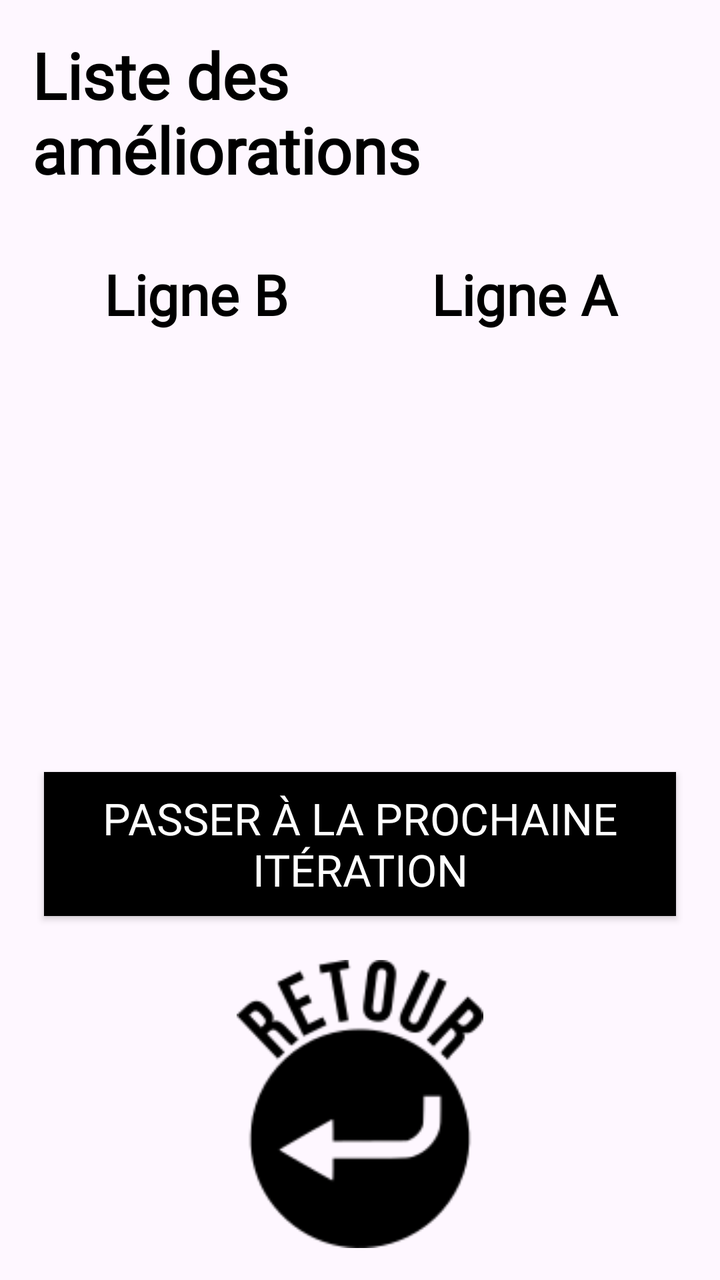
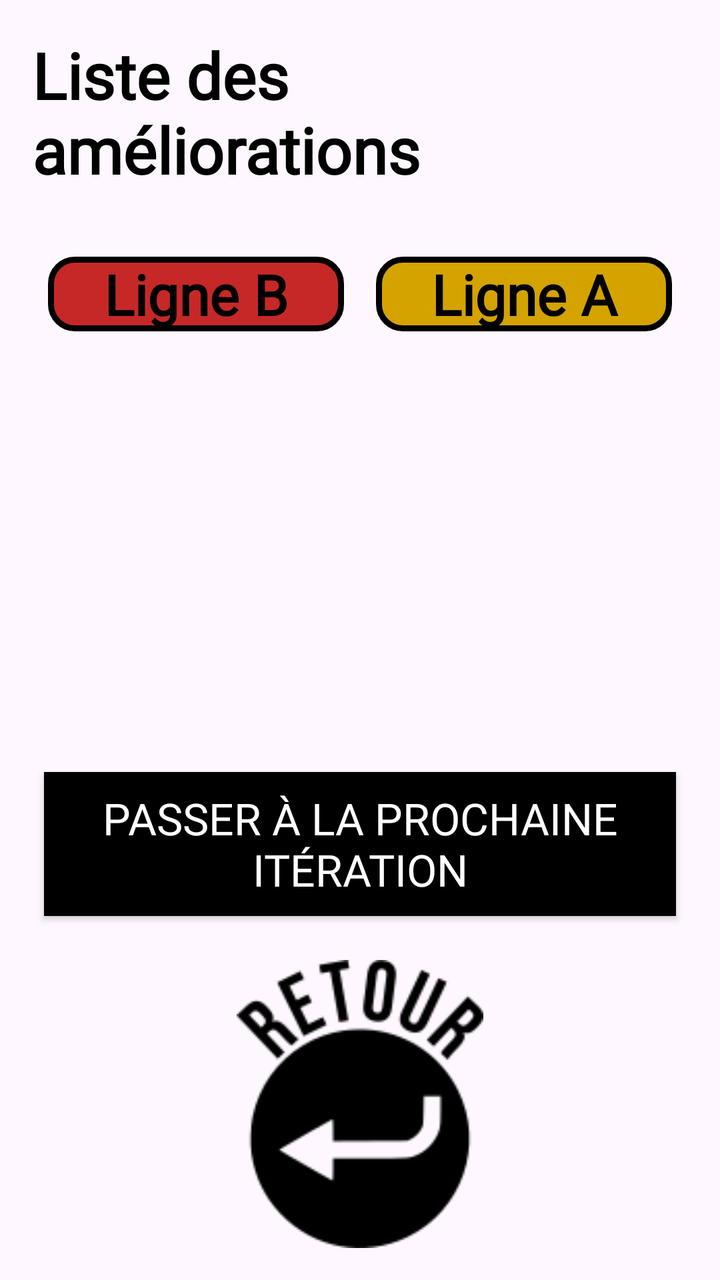

Compare the two renders of this Android layout. The source of the first and the diff that turns it into the second are given below.
<!-- AndroidManifest.xml: application theme Theme.SoundBoardJava -->
<!-- res/layout/fragment_improvements.xml -->
<?xml version="1.0" encoding="utf-8"?>
<LinearLayout xmlns:android="http://schemas.android.com/apk/res/android"
android:layout_width="match_parent"
android:layout_height="match_parent"
android:orientation="vertical"
android:padding="16dp"
    android:gravity="center_horizontal">

<TextView
    android:id="@+id/txtTitle"
    android:text="@string/ameliorations_liste_titre"
    android:textColor="@android:color/black"
    android:fontFamily="@font/bebas_neue"
    android:textSize="32sp"
    android:textStyle="bold"
    android:layout_width="wrap_content"
    android:layout_height="wrap_content"
    android:layout_marginBottom="24dp"/>

<ScrollView
    android:layout_width="match_parent"
    android:layout_height="0dp"
    android:layout_weight="1">

    <LinearLayout
        android:id="@+id/improvementsColumns"
        android:layout_width="match_parent"
        android:layout_height="wrap_content"
        android:orientation="horizontal">

        
        <LinearLayout
            android:id="@+id/containerLineB"
            android:layout_width="0dp"
            android:layout_height="wrap_content"
            android:layout_weight="1"
            android:orientation="vertical"
            android:padding="8dp">

            <TextView
                android:layout_width="match_parent"
                android:layout_height="wrap_content"
                android:text="@string/ameliorations_ligne_b"
                android:gravity="center"
                android:textSize="28sp"
                android:textStyle="bold"
                android:textColor="@android:color/black"
                android:fontFamily="@font/bebas_neue"/>

        </LinearLayout>

        
        <LinearLayout
            android:id="@+id/containerLineA"
            android:layout_width="0dp"
            android:layout_height="wrap_content"
            android:layout_weight="1"
            android:orientation="vertical"
            android:padding="8dp">

            <TextView
                android:layout_width="match_parent"
                android:layout_height="wrap_content"
                android:text="@string/ameliorations_ligne_a"
                android:gravity="center"
                android:textSize="28sp"
                android:textStyle="bold"
                android:textColor="@android:color/black"
                android:fontFamily="@font/bebas_neue"/>

        </LinearLayout>

    </LinearLayout>
</ScrollView>

    <androidx.appcompat.widget.AppCompatButton
    android:id="@+id/btnNextIteration"
    android:text="@string/ameliorations_bouton_iteration"
    style="@style/ParticipantButton"
    android:backgroundTint="@null"
    android:background="@android:color/black"
    android:layout_width="match_parent"
    android:layout_height="72dp"
    android:layout_marginTop="12dp"/>

    <ImageButton
        android:id="@+id/btnReturn"
        android:layout_width="144dp"
        android:layout_height="144dp"
        android:layout_gravity="center_horizontal"
        android:layout_marginTop="16dp"
        android:background="@android:color/transparent"
        android:src="@drawable/returnbutton"
        android:scaleType="fitCenter"/>

</LinearLayout>
<!-- resources referenced by this layout -->
<resources>
  <!-- drawable returnbutton: png bitmap (drawable, 5241 bytes) -->
  <string name="ameliorations_bouton_iteration">Passer à la prochaine itération</string>
  <string name="ameliorations_ligne_a">Ligne A</string>
  <string name="ameliorations_ligne_b">Ligne B</string>
  <string name="ameliorations_liste_titre">Liste des améliorations</string>
  <style name="ParticipantButton">
  
          <item name="android:fontFamily">@font/bebas_neue</item>
          <item name="android:textColor">@android:color/white</item>
  
          
          <item name="android:backgroundTint">@null</item>
          <item name="android:background">@drawable/rounded_button</item>
  
          
          <item name="android:layout_width">match_parent</item>
          <item name="android:layout_height">60dp</item>
          <item name="android:layout_margin">6dp</item>
          <item name="android:textSize">22sp</item>
  
      </style>
  <style name="Theme.SoundBoardJava" parent="Base.Theme.SoundBoardJava" />
  <!-- drawable rounded_button (drawable) -->
  <shape xmlns:android="http://schemas.android.com/apk/res/android"
      android:shape="rectangle">
  
      <solid android:color="#000000"/>     
      <stroke android:width="3dp" android:color="#FFFFFF"/>  
      <corners android:radius="16dp"/>     
      <padding
          android:left="8dp"
          android:top="8dp"
          android:right="8dp"
          android:bottom="8dp"/>
  </shape>
  <style name="Base.Theme.SoundBoardJava" parent="Theme.Material3.DayNight.NoActionBar">
          
          
          <item name="materialButtonStyle">@style/Widget.App.Button.NoTint</item>
      </style>
  <style name="Widget.App.Button.NoTint" parent="@style/Widget.MaterialComponents.Button">
          <item name="backgroundTint">@null</item>
      </style>
</resources>

<!-- the commit's change to res/layout/fragment_improvements.xml (unified diff, before → after) -->
@@ -45,6 +45,7 @@ android:padding="16dp"
                 android:textSize="28sp"
                 android:textStyle="bold"
                 android:textColor="@android:color/black"
+                android:background="@drawable/stats_line_b"
                 android:fontFamily="@font/bebas_neue"/>
 
         </LinearLayout>
@@ -66,6 +67,7 @@ android:padding="16dp"
                 android:textSize="28sp"
                 android:textStyle="bold"
                 android:textColor="@android:color/black"
+                android:background="@drawable/stats_line_a"
                 android:fontFamily="@font/bebas_neue"/>
 
         </LinearLayout>
<!-- resource entries referenced after the edit -->
@@ -1,6 +1,32 @@
 <!-- resources referenced by this layout -->
 <resources>
   <!-- drawable returnbutton: png bitmap (drawable, 5241 bytes) -->
+  <!-- drawable stats_line_a (drawable) -->
+  <?xml version="1.0" encoding="utf-8"?>
+  <shape xmlns:android="http://schemas.android.com/apk/res/android">
+  
+      <solid android:color="@color/lineA_yellow"/>
+  
+      <stroke
+          android:width="3dp"
+          android:color="@android:color/black"/>
+  
+      <corners android:radius="12dp"/>
+  
+  </shape>
+  <!-- drawable stats_line_b (drawable) -->
+  <?xml version="1.0" encoding="utf-8"?>
+  <shape xmlns:android="http://schemas.android.com/apk/res/android">
+  
+      <solid android:color="@color/lineB_red"/>
+  
+      <stroke
+          android:width="3dp"
+          android:color="@android:color/black"/>
+  
+      <corners android:radius="12dp"/>
+  
+  </shape>
   <string name="ameliorations_bouton_iteration">Passer à la prochaine itération</string>
   <string name="ameliorations_ligne_a">Ligne A</string>
   <string name="ameliorations_ligne_b">Ligne B</string>
@@ -22,6 +48,8 @@
   
       </style>
   <style name="Theme.SoundBoardJava" parent="Base.Theme.SoundBoardJava" />
+  <color name="lineA_yellow">#D4A300</color>
+  <color name="lineB_red">#C62828</color>
   <!-- drawable rounded_button (drawable) -->
   <shape xmlns:android="http://schemas.android.com/apk/res/android"
       android:shape="rectangle">
